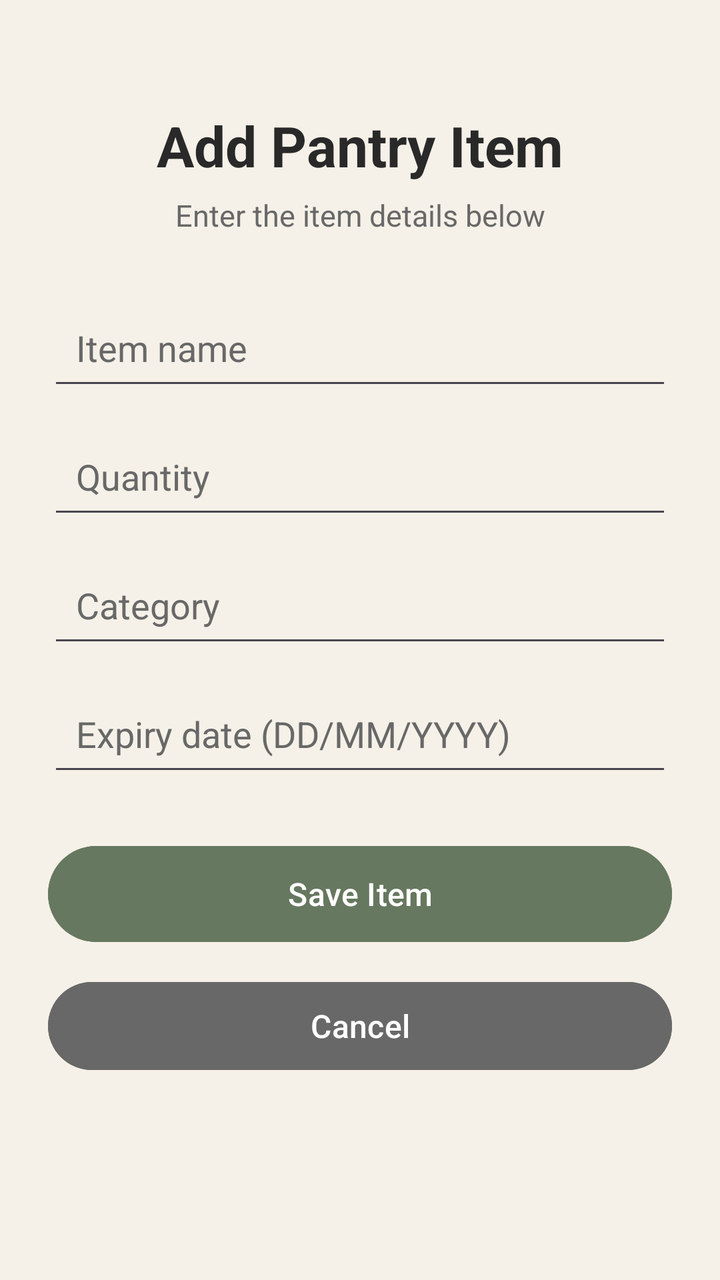
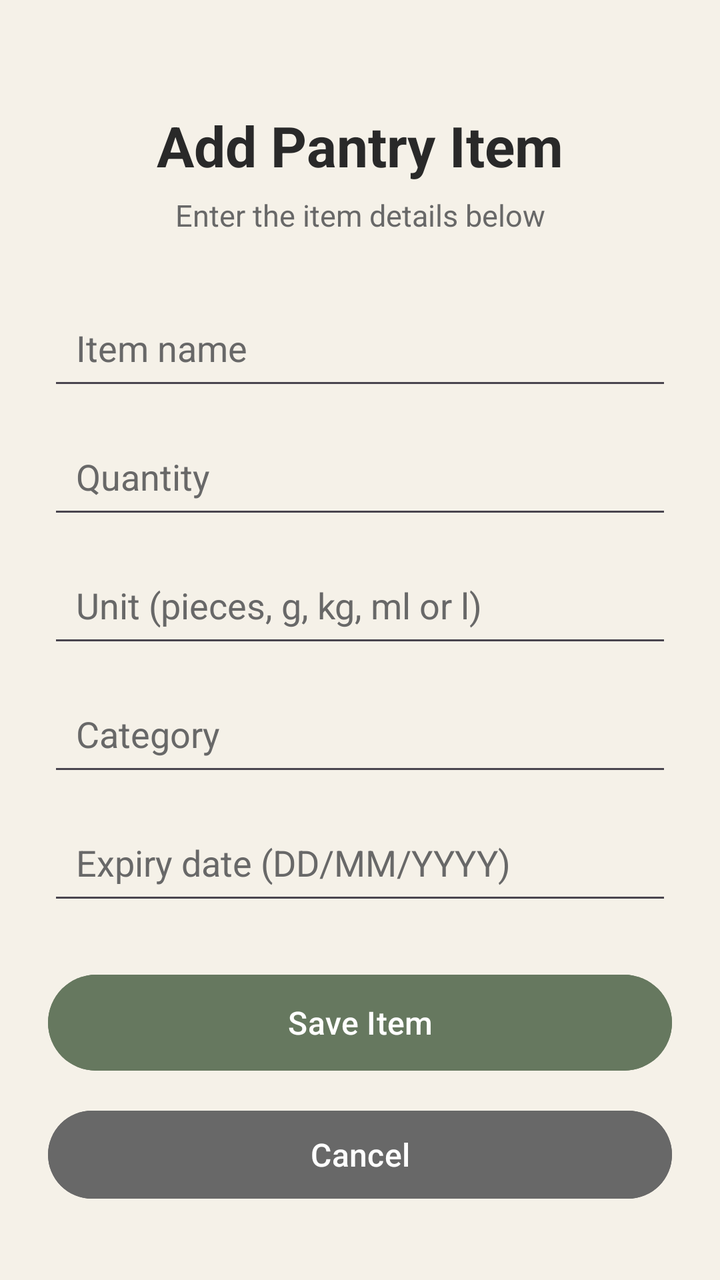

Before-and-after screenshots of an Android layout around one commit, followed by the original layout XML and the change that was made.
<!-- AndroidManifest.xml: application theme Theme.SmartPantryManager -->
<!-- res/layout/activity_add_item.xml -->
<?xml version="1.0" encoding="utf-8"?>
<ScrollView xmlns:android="http://schemas.android.com/apk/res/android"
    android:layout_width="match_parent"
    android:layout_height="match_parent"
    android:background="@color/background">

    <LinearLayout
        android:layout_width="match_parent"
        android:layout_height="wrap_content"
        android:orientation="vertical"
        android:padding="24dp">

        <TextView
            android:layout_width="match_parent"
            android:layout_height="wrap_content"
            android:text="Add Pantry Item"
            android:textSize="28sp"
            android:textStyle="bold"
            android:textColor="@color/text_dark"
            android:gravity="center"
            android:layout_marginTop="30dp"
            android:layout_marginBottom="6dp" />

        <TextView
            android:layout_width="match_parent"
            android:layout_height="wrap_content"
            android:text="Enter the item details below"
            android:textSize="15sp"
            android:textColor="@color/text_grey"
            android:gravity="center"
            android:layout_marginBottom="30dp" />

        <EditText
            android:id="@+id/editItemName"
            android:layout_width="match_parent"
            android:layout_height="wrap_content"
            android:hint="Item name"
            android:inputType="textCapWords"
            android:textColor="@color/text_dark"
            android:textColorHint="@color/text_grey"
            android:padding="14dp"
            android:layout_marginBottom="12dp" />

        <EditText
            android:id="@+id/editQuantity"
            android:layout_width="match_parent"
            android:layout_height="wrap_content"
            android:hint="Quantity"
            android:inputType="number"
            android:textColor="@color/text_dark"
            android:textColorHint="@color/text_grey"
            android:padding="14dp"
            android:layout_marginBottom="12dp" />

        <EditText
            android:id="@+id/editCategory"
            android:layout_width="match_parent"
            android:layout_height="wrap_content"
            android:hint="Category"
            android:inputType="textCapWords"
            android:textColor="@color/text_dark"
            android:textColorHint="@color/text_grey"
            android:padding="14dp"
            android:layout_marginBottom="12dp" />

        <EditText
            android:id="@+id/editExpiryDate"
            android:layout_width="match_parent"
            android:layout_height="wrap_content"
            android:hint="Expiry date (DD/MM/YYYY)"
            android:inputType="date"
            android:textColor="@color/text_dark"
            android:textColorHint="@color/text_grey"
            android:padding="14dp"
            android:layout_marginBottom="26dp" />

        <Button
            android:id="@+id/buttonSaveItem"
            android:layout_width="match_parent"
            android:layout_height="56dp"
            android:text="Save Item"
            android:textSize="16sp"
            android:textAllCaps="false"
            android:textColor="@color/white"
            android:backgroundTint="@color/primary_green"
            android:layout_marginBottom="12dp" />

        <Button
            android:id="@+id/buttonCancel"
            android:layout_width="match_parent"
            android:layout_height="52dp"
            android:text="Cancel"
            android:textSize="16sp"
            android:textAllCaps="false"
            android:textColor="@color/white"
            android:backgroundTint="@color/text_grey" />

    </LinearLayout>

</ScrollView>
<!-- resources referenced by this layout -->
<resources>
  <color name="background">#F5F1E8</color>
  <color name="primary_green">#66785F</color>
  <color name="text_dark">#292929</color>
  <color name="text_grey">#686868</color>
  <color name="white">#FFFFFF</color>
  <style name="Theme.SmartPantryManager" parent="Base.Theme.SmartPantryManager" />
  <style name="Base.Theme.SmartPantryManager" parent="Theme.Material3.DayNight.NoActionBar">
          
          
      </style>
</resources>

<!-- the commit's change to res/layout/activity_add_item.xml (unified diff, before → after) -->
@@ -53,6 +53,17 @@
             android:layout_marginBottom="12dp" />
 
         <EditText
+            android:id="@+id/editUnit"
+            android:layout_width="match_parent"
+            android:layout_height="wrap_content"
+            android:hint="Unit (pieces, g, kg, ml or l)"
+            android:inputType="text"
+            android:textColor="@color/text_dark"
+            android:textColorHint="@color/text_grey"
+            android:padding="14dp"
+            android:layout_marginBottom="12dp" />
+
+        <EditText
             android:id="@+id/editCategory"
             android:layout_width="match_parent"
             android:layout_height="wrap_content"
